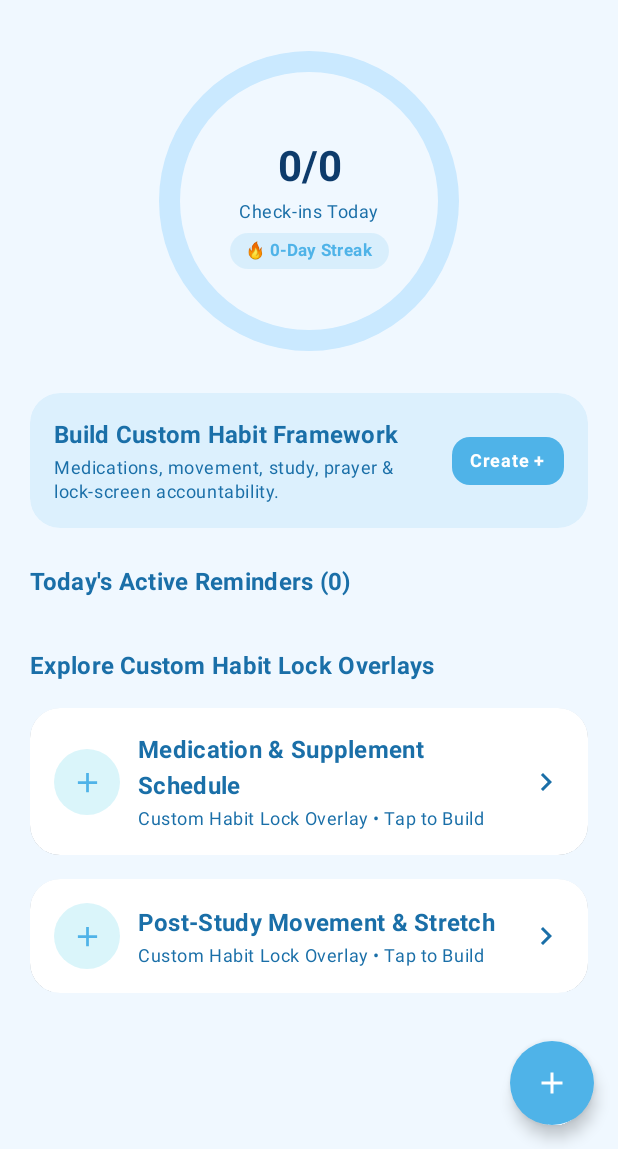
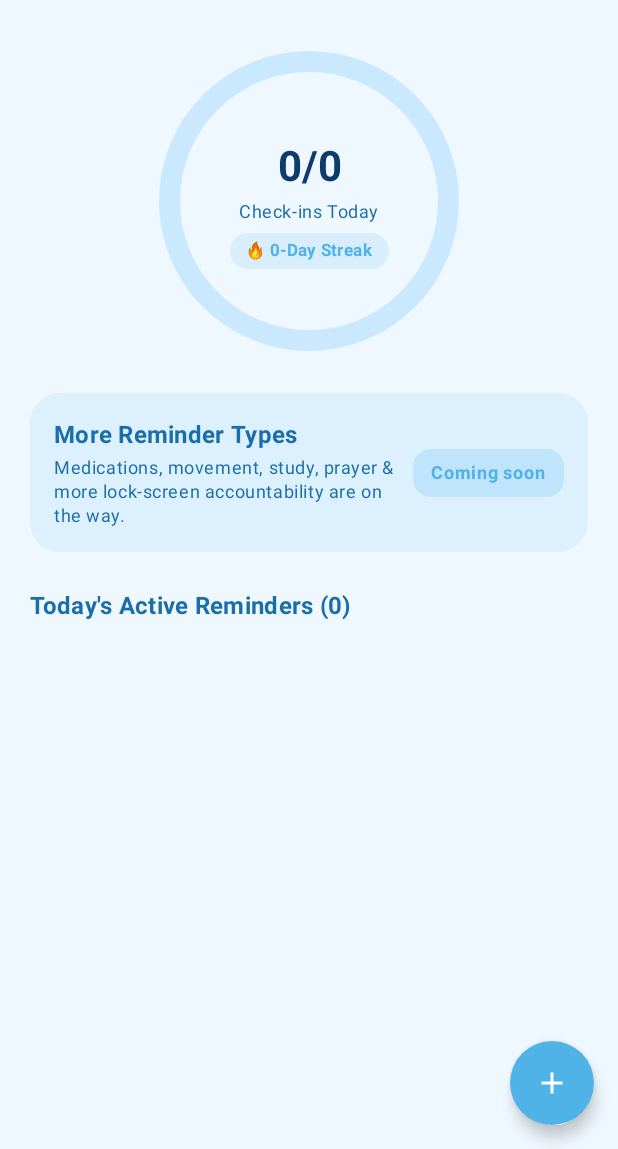
Before and after one commit to jrela2000/Drink-Your-Water, an Android app built with Jetpack Compose: the HomeScreen screen opened through its navigation route, on a phone screen of 412 x 824 dp, the part 87-1236 px from its top. Run offline under Robolectric (Android 15) with nearby library versions, the phone set to English and light mode, and no system bars; our stand-ins replace Room's generated code; 8 statements that could not run were skipped.

Commit message:
Lock the custom habit builder for 1.0 and show 'coming soon' messaging
More reminder types will ship later behind a subscription. This build is water-only:
the Home banner, onboarding's last step and Settings now say more reminder types
are coming soon, and the builder route is no longer reachable.

Co-Authored-By: Claude Sonnet 5.5 <noreply@anthropic.com>

```diff
--- a/app/src/main/java/com/aistudio/drinkyourwater/hydra/ui/screens/HomeScreen.kt
+++ b/app/src/main/java/com/aistudio/drinkyourwater/hydra/ui/screens/HomeScreen.kt
@@ -45,7 +45,6 @@ import androidx.compose.ui.unit.sp
 import com.aistudio.drinkyourwater.hydra.data.model.Framework
 import com.aistudio.drinkyourwater.hydra.data.model.Reminder
 import com.aistudio.drinkyourwater.hydra.data.model.UserProfile
-import com.aistudio.drinkyourwater.hydra.ui.components.DraftFrameworkCard
 import com.aistudio.drinkyourwater.hydra.ui.components.ProgressRing
 import com.aistudio.drinkyourwater.hydra.ui.components.ReminderCard
 import com.aistudio.drinkyourwater.hydra.ui.theme.FreshBlue
@@ -61,8 +60,6 @@ fun HomeScreen(
     onTriggerLockOverlay: (Long) -> Unit,
     onEditReminder: (Long) -> Unit,
     onNavigateToSettings: () -> Unit,
-    onNavigateToBuilder: () -> Unit,
-    onNavigateToActivate: () -> Unit,
     onAddNewReminder: () -> Unit
 ) {
     val activeReminders = reminders.filter { it.isActive }
@@ -71,8 +68,6 @@ fun HomeScreen(
     }
 
     val activeFrameworks = frameworks.filter { it.status == "active" }
-    val draftFrameworks = frameworks.filter { it.status == "draft" }
-    val hasCustomFramework = frameworks.any { !it.isWater }
 
     Scaffold(
         topBar = {
@@ -162,14 +157,12 @@ fun HomeScreen(
                 }
             }
 
-            // Quick Banner for Custom Framework Builder
+            // Custom reminder types are not available yet; this teaser replaces the builder entry.
             item {
                 Card(
                     modifier = Modifier
                         .fillMaxWidth()
-                        .clip(RoundedCornerShape(20.dp))
-                        .clickable { onNavigateToBuilder() }
-                        .testTag("build_custom_framework_banner"),
+                        .testTag("more_reminders_coming_soon"),
                     shape = RoundedCornerShape(20.dp),
                     colors = CardDefaults.cardColors(
                         containerColor = FreshBlue.copy(alpha = 0.12f)
@@ -184,29 +177,31 @@ fun HomeScreen(
                     ) {
                         Column(modifier = Modifier.weight(1f)) {
                             Text(
-                                text = "Build Custom Habit Framework",
+                                text = "More Reminder Types",
                                 style = MaterialTheme.typography.titleMedium.copy(fontWeight = FontWeight.Bold),
                                 color = MaterialTheme.colorScheme.onSurface
                             )
                             Text(
-                                text = "Medications, movement, study, prayer & lock-screen accountability.",
+                                text = "Medications, movement, study, prayer & more lock-screen accountability are on the way.",
                                 style = MaterialTheme.typography.bodySmall,
                                 color = MaterialTheme.colorScheme.onSurfaceVariant,
                                 modifier = Modifier.padding(top = 2.dp)
                             )
                         }
 
+                        Spacer(modifier = Modifier.width(12.dp))
+
                         Box(
                             modifier = Modifier
                                 .clip(RoundedCornerShape(12.dp))
-                                .background(FreshBlue)
+                                .background(FreshBlue.copy(alpha = 0.2f))
                                 .padding(horizontal = 12.dp, vertical = 8.dp)
                         ) {
                             Text(
-                                text = "Create +",
+                                text = "Coming soon",
                                 style = MaterialTheme.typography.labelMedium.copy(
                                     fontWeight = FontWeight.Bold,
-                                    color = Color.White
+                                    color = FreshBlue
                                 )
                             )
                         }
@@ -234,49 +229,6 @@ fun HomeScreen(
                 )
             }
 
-            // Drafts / suggested custom frameworks the user hasn't built yet
-            if (draftFrameworks.isNotEmpty() || !hasCustomFramework) {
-                item {
-                    Text(
-                        text = "Explore Custom Habit Lock Overlays",
-                        style = MaterialTheme.typography.titleMedium.copy(fontWeight = FontWeight.Bold),
-                        color = MaterialTheme.colorScheme.onSurface,
-                        modifier = Modifier.padding(top = 16.dp)
-                    )
-                }
-
-                if (draftFrameworks.isNotEmpty()) {
-                    items(draftFrameworks, key = { it.id }) { draft ->
-                        DraftFrameworkCard(
-                            framework = draft,
-                            onActivateTap = onNavigateToActivate
-                        )
-                    }
-                } else {
-                    // Default draft presets
-                    item {
-                        DraftFrameworkCard(
-                            framework = Framework(
-                                id = 991,
-                                name = "Medication & Supplement Schedule",
-                                status = "draft"
-                            ),
-                            onActivateTap = onNavigateToActivate
-                        )
-                    }
-                    item {
-                        DraftFrameworkCard(
-                            framework = Framework(
-                                id = 992,
-                                name = "Post-Study Movement & Stretch",
-                                status = "draft"
-                            ),
-                            onActivateTap = onNavigateToActivate
-                        )
-                    }
-                }
-            }
-
             item {
                 Spacer(modifier = Modifier.height(32.dp))
             }
--- a/app/src/main/java/com/aistudio/drinkyourwater/hydra/ui/screens/SettingsScreen.kt
+++ b/app/src/main/java/com/aistudio/drinkyourwater/hydra/ui/screens/SettingsScreen.kt
@@ -194,12 +194,12 @@ fun SettingsScreen(
 
                             Column {
                                 Text(
-                                    text = "All Habit Reminders Active",
+                                    text = "Water Reminders Active",
                                     style = MaterialTheme.typography.titleMedium.copy(fontWeight = FontWeight.Bold),
                                     color = MaterialTheme.colorScheme.onSurface
                                 )
                                 Text(
-                                    text = "Water hydration plus any custom habits you build",
+                                    text = "More reminder types are coming soon",
                                     style = MaterialTheme.typography.bodySmall,
                                     color = MaterialTheme.colorScheme.onSurfaceVariant
                                 )
```
Also changed, not shown: app/src/main/java/com/aistudio/drinkyourwater/hydra/ui/navigation/NavGraph.kt (+2 -26 lines), app/src/main/java/com/aistudio/drinkyourwater/hydra/ui/screens/OnboardingScreen.kt (+8 -23 lines), 1 other file.
